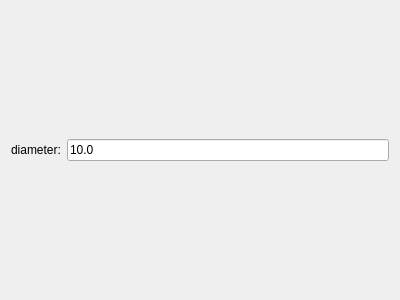
This is viewer3d/view3dconfigwidgets/v3dcfgwidforattributeinsegmentset.ui in PauloCarvalhoRJ/gammaray as Qt 5 draws it before an edit. The edited form follows.
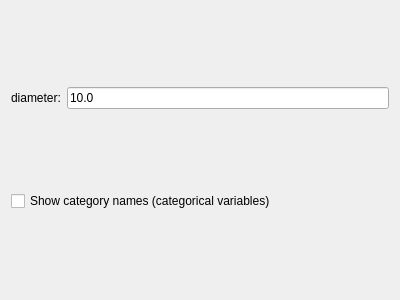
This is the edited form.

Commit message: ENHANCEMENT: 3D Viewer: option to display category names for categorical variables in Segment Sets.

Diff of the .ui file:
```diff
--- a/viewer3d/view3dconfigwidgets/v3dcfgwidforattributeinsegmentset.ui
+++ b/viewer3d/view3dconfigwidgets/v3dcfgwidforattributeinsegmentset.ui
@@ -32,6 +32,13 @@
      </item>
     </layout>
    </item>
+   <item>
+    <widget class="QCheckBox" name="chkShowCategoryCaptions">
+     <property name="text">
+      <string>Show category names (categorical variables)</string>
+     </property>
+    </widget>
+   </item>
   </layout>
  </widget>
  <resources/>
```
Left out of the diff: 16 changed lines with no effect on the pictures. The commit also changes 7 other files.
